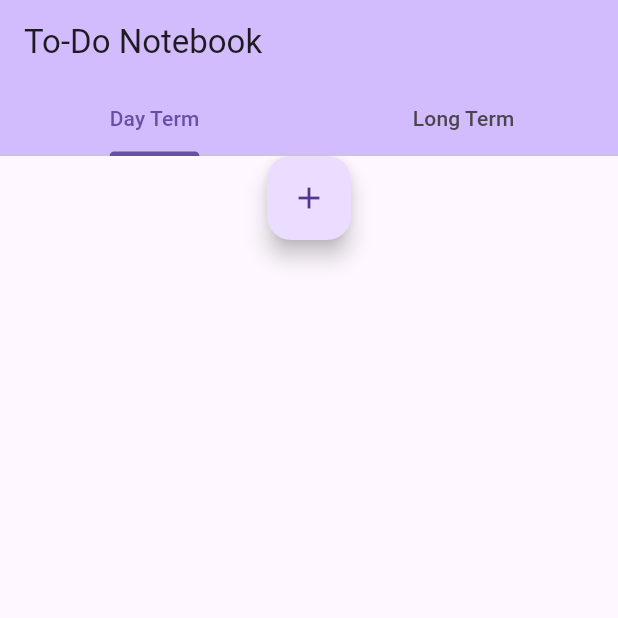
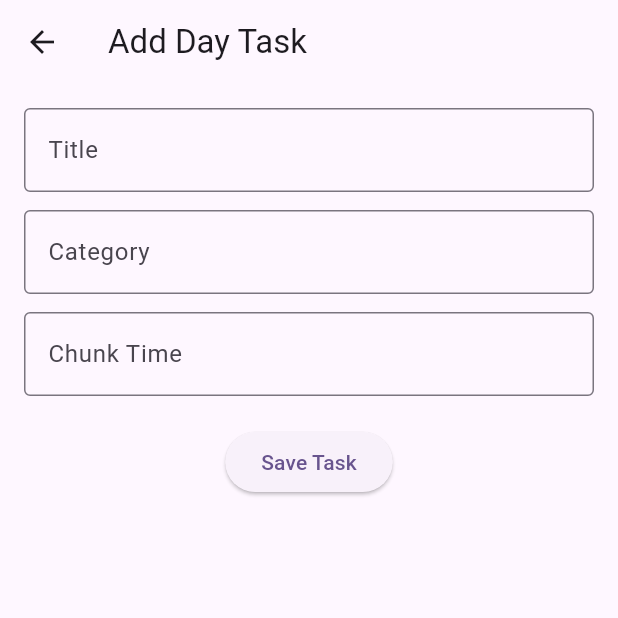
Before and after one commit to jonathanOG2678/to-do-notebook, a Flutter app: the screen it shows after launch, after a tap on the "add" icon, on a phone screen of 412 x 824 dp, the top half of it. Run offline on Flutter 3.47's test engine with Material 3 defaults, Android fonts, the phone set to English and light mode, and no system bars.

Commit message:
Created forms and implemented dayTerm pages WIP, longTerm WIP

```diff
--- a/todo_notebook/lib/main.dart
+++ b/todo_notebook/lib/main.dart
@@ -1,4 +1,9 @@
 import 'package:flutter/material.dart';
+import 'views/dayTermTab.dart';
+import 'views/longTermTab.dart';
+import 'views/addDayTask.dart';
+import 'views/addLogTask.dart';
+
 
 void main() {
   runApp(const MyApp());
@@ -29,18 +34,28 @@ class MyHomePage extends StatefulWidget {
 }
 
 class _MyHomePageState extends State<MyHomePage> {
-  final List<String> dayTermTasks = [];
-  final List<String> longTermTasks = [];
+  final List<DayTask> dayTermTasks = [];
+  final List<LongTermTask> longTermTasks = [];
 
 
-  void addTask() {
+  Future<void> addDayTask() async {
+    final DayTask? newTask = await Navigator.push(
+      context,
+      MaterialPageRoute(
+        builder: (context) => const AddDayTaskPage(),
+      ),
+    );
 
+    if (newTask != null) {
+      setState(() {
+        dayTermTasks.add(newTask);
+      });
+    }
   }
 
   @override
   Widget build(BuildContext context) {
-    return MaterialApp(
-      home: DefaultTabController(
+    return DefaultTabController(
       length: 2,
       child: Scaffold(
         appBar: AppBar(
@@ -55,26 +70,48 @@ class _MyHomePageState extends State<MyHomePage> {
         ),
         body: TabBarView(
           children: [
-              Column( //Widgets for Today Page
-                children: [
-                  FloatingActionButton(
-                    onPressed: () {},
+            Scaffold(
+              body: ListView.builder(
+                itemCount: dayTermTasks.length,
+                itemBuilder: (context, index) {
+                  final task = dayTermTasks[index];
+
+                  return Padding(
+                    padding: const EdgeInsets.all(8.0),
+                    child: Card(
+                      child: ListTile(
+                        title: Text('${task.title} | ${task.category} | ${task.chunkTime} min'),
+                        trailing: Icon(Icons.more_vert)
+                      ),
+                    ),
+                  );
+                }
+              ),
+              floatingActionButton: FloatingActionButton(
+                onPressed: addDayTask,
                 tooltip: 'Add a task for today',
                 child: Icon(Icons.add),
-                  )
-                ],
               ),
-              Column( //Widgets for Long Term Page
-                children: [
-                  FloatingActionButton(
+            ),
+
+            Scaffold(
+              body: ListView.builder(
+                itemCount: longTermTasks.length,
+                itemBuilder: (context, index) {
+                  final task = longTermTasks[index];
+
+                  return ListTile(
+                    title: Text('${task.title} | ${task.category} | here'),
+                  );
+                }
+              ),
+              floatingActionButton: FloatingActionButton(
                 onPressed: () {},
-                    tooltip: 'Add a task for today',
+                tooltip: 'Add a long term task',
                 child: Icon(Icons.add),
-                  )
-                ],
-              )
+              ),
+            ),
           ]
-          ),
         ),
       ),
     );
--- /dev/null
+++ b/todo_notebook/lib/views/addDayTask.dart
@@ -0,0 +1,86 @@
+import 'package:flutter/material.dart';
+import 'dayTermTab.dart';
+
+class AddDayTaskPage extends StatefulWidget {
+  const AddDayTaskPage({super.key});
+
+  @override
+  State<AddDayTaskPage> createState() => _AddDayTaskPageState();
+}
+
+class _AddDayTaskPageState extends State<AddDayTaskPage> {
+  final titleController = TextEditingController();
+  final categoryController = TextEditingController();
+  final chunkTimeController = TextEditingController();
+
+  @override
+  void dispose() {
+    titleController.dispose();
+    categoryController.dispose();
+    chunkTimeController.dispose();
+    super.dispose();
+  }
+
+  void saveTask() {
+    final title = titleController.text.trim();
+    final category = categoryController.text.trim();
+    final chunkTime = int.tryParse(chunkTimeController.text.trim());
+
+    if (title.isEmpty || category.isEmpty || chunkTime == null) {
+      return;
+    }
+
+    final newTask = DayTask(
+      title: title,
+      category: category,
+      chunkTime: chunkTime,
+    );
+
+    Navigator.pop(context, newTask);
+  }
+
+  @override
+  Widget build(BuildContext context) {
+    return Scaffold(
+      appBar: AppBar(
+        title: const Text('Add Day Task'),
+      ),
+      body: Padding(
+        padding: const EdgeInsets.all(16),
+        child: Column(
+          children: [
+            TextField(
+              controller: titleController,
+              decoration: const InputDecoration(
+                labelText: 'Title',
+                border: OutlineInputBorder(),
+              ),
+            ),
+            const SizedBox(height: 12),
+            TextField(
+              controller: categoryController,
+              decoration: const InputDecoration(
+                labelText: 'Category',
+                border: OutlineInputBorder(),
+              ),
+            ),
+            const SizedBox(height: 12),
+            TextField(
+              controller: chunkTimeController,
+              keyboardType: TextInputType.number,
+              decoration: const InputDecoration(
+                labelText: 'Chunk Time',
+                border: OutlineInputBorder(),
+              ),
+            ),
+            const SizedBox(height: 20),
+            ElevatedButton(
+              onPressed: saveTask,
+              child: const Text('Save Task'),
+            ),
+          ],
+        ),
+      ),
+    );
+  }
+}
--- /dev/null
+++ b/todo_notebook/lib/views/dayTermTab.dart
@@ -0,0 +1,13 @@
+class DayTask {
+  String title;
+  String category;
+  int chunkTime;
+  bool isComplete;
+
+  DayTask({
+    required this.title,
+    required this.category,
+    required this.chunkTime,
+    this.isComplete = false
+  });
+}
--- /dev/null
+++ b/todo_notebook/lib/views/longTermTab.dart
@@ -0,0 +1,13 @@
+class LongTermTask {
+  String title;
+  String category;
+  DateTime dueDate;
+  bool isComplete;
+
+  LongTermTask({
+    required this.title,
+    required this.category,
+    required this.dueDate,
+    this.isComplete = false
+  });
+}
```
Also changed, not shown: todo_notebook/lib/views/addLogTask.dart (added, +75 -0 lines). Lines whose indentation alone changed are shown as unchanged.
